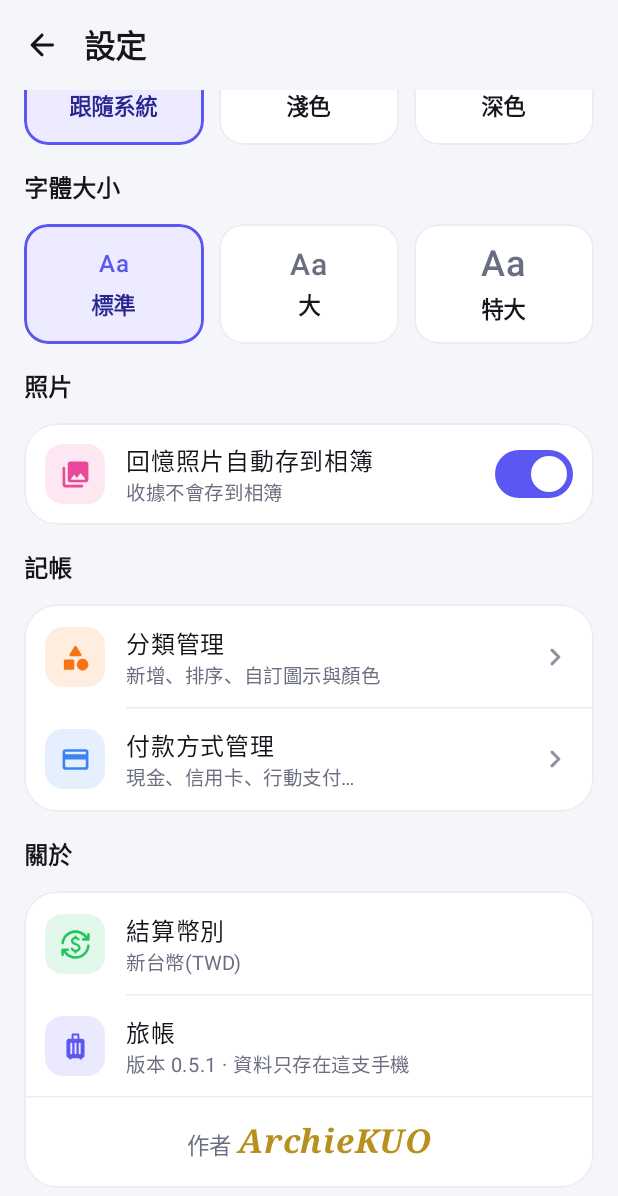
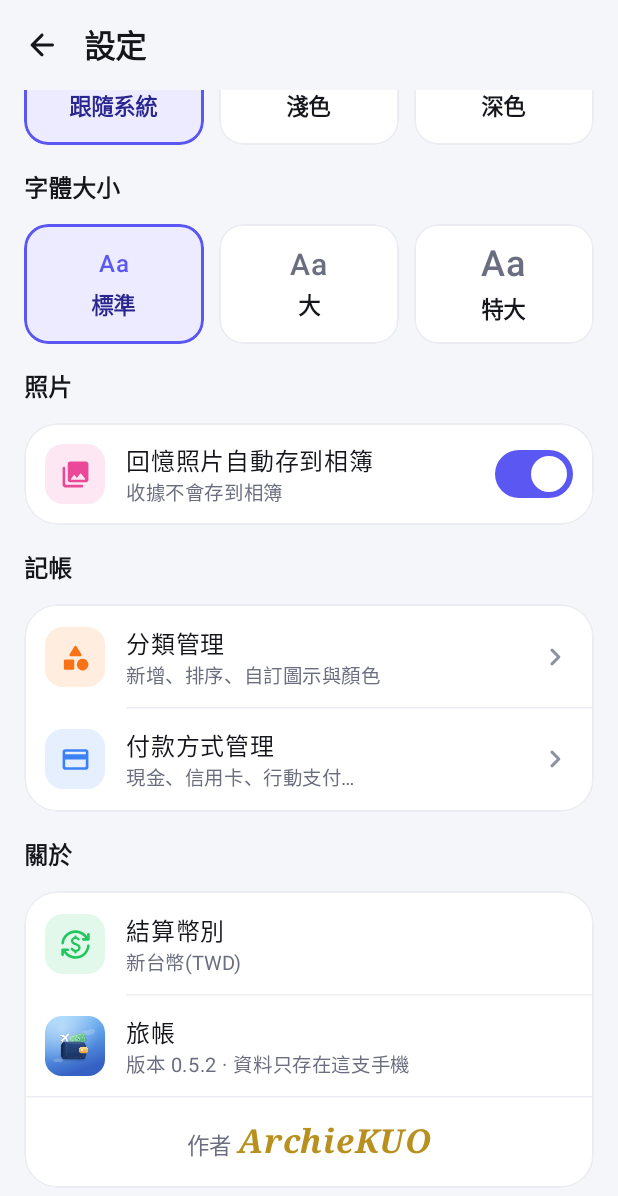
Before and after one commit to nmymdf/travel-ledger, an Android app built with Jetpack Compose: the SettingsScreen screen opened through its navigation route, scrolled down 88 dp, on a phone screen of 412 x 824 dp. Shown: the top 1196 px of the screen. Run offline under Robolectric (Android 15) with nearby library versions, the phone set to English and light mode, and no system bars; pictures from the network do not load.

Commit message:
Home header: new icon, signature on its own line so large fonts don't cut it (v0.5.2)
Co-Authored-By: Claude Opus 5.5 <noreply@anthropic.com>
Claude-Session: https://claude.ai/code/session_01WoCRogfrqkWmCNM3Gvsgzy

```diff
--- a/app/build.gradle.kts
+++ b/app/build.gradle.kts
@@ -16,8 +16,8 @@ android {
         targetSdk = 35
         // Personal phone is 64-bit ARM; keeps the bundled OCR native libraries small.
         ndk { abiFilters += "arm64-v8a" }
-        versionCode = 6
-        versionName = "0.5.1"
+        versionCode = 7
+        versionName = "0.5.2"
     }
 
     buildTypes {
--- a/app/src/main/java/com/archiekuo/travelledger/ui/HomeScreen.kt
+++ b/app/src/main/java/com/archiekuo/travelledger/ui/HomeScreen.kt
@@ -85,20 +85,35 @@ fun TripListScreen(
 
 @Composable
 private fun HomeHeader(onSettings: () -> Unit, onAdd: (() -> Unit)?, version: String) {
-    Row(Modifier.fillMaxWidth().height(60.dp), verticalAlignment = Alignment.CenterVertically) {
-        IconTile(Icons.Rounded.Luggage, MaterialTheme.colorScheme.primary, size = 36.dp, corner = 11.dp)
-        Spacer(Modifier.width(10.dp))
-        Text("旅帳", style = MaterialTheme.typography.titleLarge)
-        Spacer(Modifier.width(8.dp))
+    Row(Modifier.fillMaxWidth().padding(vertical = 10.dp), verticalAlignment = Alignment.CenterVertically) {
+        AppIcon(44.dp)
+        Spacer(Modifier.width(12.dp))
+        // Name + version on one line, the author's signature underneath so it never gets cut off.
         Column(Modifier.weight(1f)) {
-            if (version.isNotEmpty()) Text("v$version", style = MaterialTheme.typography.labelMedium, color = ledger.textMuted)
-            AuthorSignature(16)
+            Row(verticalAlignment = Alignment.Bottom) {
+                Text("旅帳", style = MaterialTheme.typography.titleLarge, maxLines = 1)
+                if (version.isNotEmpty()) {
+                    Spacer(Modifier.width(8.dp))
+                    Text("v$version", style = MaterialTheme.typography.labelMedium, color = ledger.textMuted, maxLines = 1, modifier = Modifier.padding(bottom = 3.dp))
+                }
+            }
+            AuthorSignature(15)
         }
         if (onAdd != null) {
             FilledTonalIconButton(onAdd) { Icon(Icons.Rounded.Add, "新增旅程") }
         }
         IconButton(onSettings) { Icon(Icons.Rounded.Settings, "設定") }
     }
+}
+
+/** The launcher artwork, so the app looks the same on the home screen and inside. */
+@Composable
+fun AppIcon(size: androidx.compose.ui.unit.Dp) {
+    androidx.compose.foundation.Image(
+        androidx.compose.ui.res.painterResource(com.archiekuo.travelledger.R.mipmap.ic_launcher_art), null,
+        Modifier.size(size).clip(RoundedCornerShape(size * 0.28f)),
+        contentScale = androidx.compose.ui.layout.ContentScale.Crop,
+    )
 }
 
 @Composable
--- a/app/src/main/java/com/archiekuo/travelledger/ui/SettingsScreen.kt
+++ b/app/src/main/java/com/archiekuo/travelledger/ui/SettingsScreen.kt
@@ -87,7 +87,14 @@ fun SettingsScreen(
             LedgerCard(Modifier.fillMaxWidth(), padding = PaddingValues(vertical = 2.dp)) {
                 SettingRow(Icons.Rounded.CurrencyExchange, Palette[6], "結算幣別", "新台幣(TWD)", null)
                 HorizontalDivider(Modifier.padding(start = 68.dp), color = ledger.hairline)
-                SettingRow(Icons.Rounded.Luggage, MaterialTheme.colorScheme.primary, "旅帳", "版本 $version · 資料只存在這支手機", null)
+                Row(Modifier.fillMaxWidth().padding(horizontal = 14.dp, vertical = 12.dp), verticalAlignment = Alignment.CenterVertically) {
+                    AppIcon(40.dp)
+                    Spacer(Modifier.width(14.dp))
+                    Column(Modifier.weight(1f)) {
+                        Text("旅帳", style = MaterialTheme.typography.bodyLarge)
+                        Text("版本 $version · 資料只存在這支手機", style = MaterialTheme.typography.bodySmall, color = MaterialTheme.colorScheme.onSurfaceVariant)
+                    }
+                }
                 HorizontalDivider(color = ledger.hairline)
                 Row(
                     Modifier.fillMaxWidth().padding(vertical = 16.dp),
```
Also changed, not shown: 10 other files.
